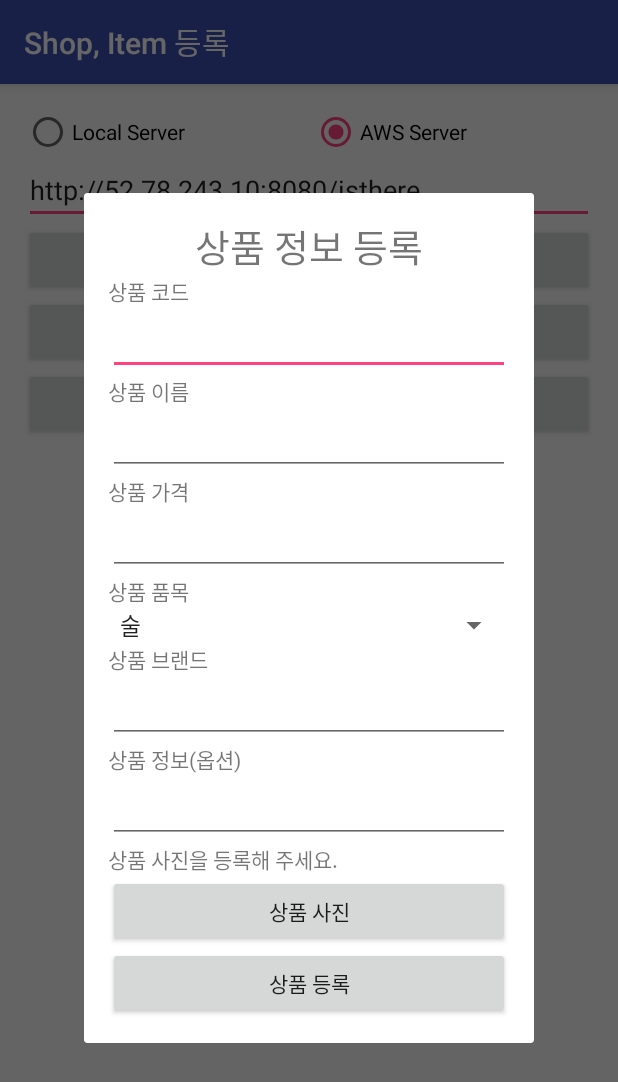
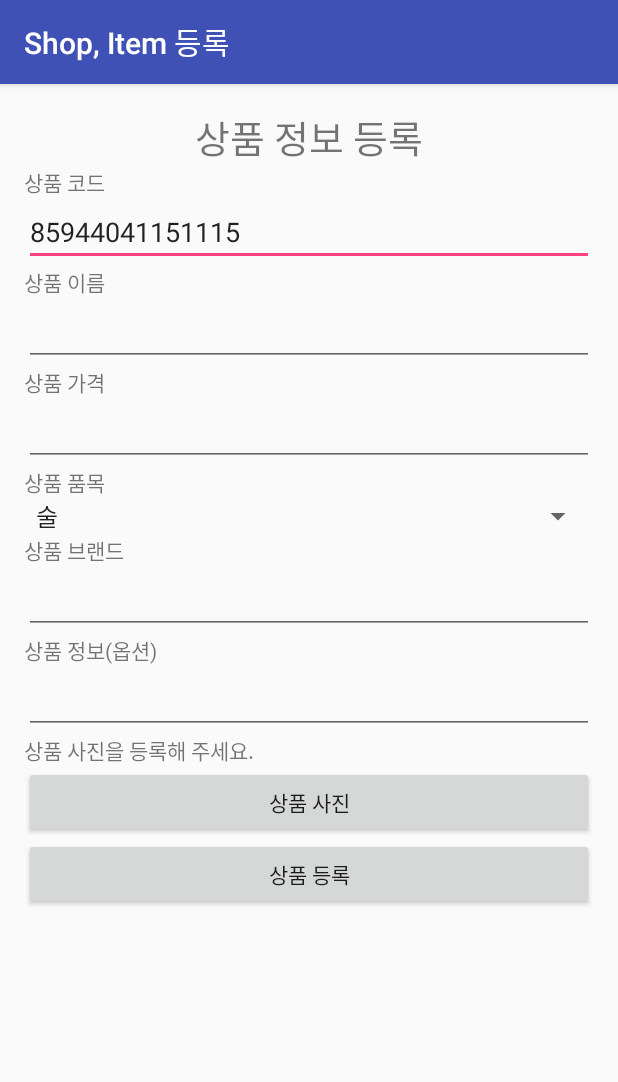
Before and after one commit to lowcrash33/ShopItemClient, an Android app: the screen it shows after launch (MainActivity before the commit, ItemInfoActivity after it), after a tap on "ITEM 등록", on a phone screen of 412 x 824 dp. Shown: the top 1082 px of the screen. Run offline under Robolectric (Android 15) with nearby library versions, the phone set to English and light mode, and no system bars.

Commit message:
Update missing code

```diff
--- a/app/src/main/AndroidManifest.xml
+++ b/app/src/main/AndroidManifest.xml
@@ -14,6 +14,7 @@
     <!-- unavailable in API 23 -->
     <uses-permission android:name="com.android.browser.permission.READ_HISTORY_BOOKMARKS" />
     <uses-permission android:name="android.permission.WRITE_EXTERNAL_STORAGE" />
+    <uses-permission android:name="android.permission.READ_EXTERNAL_STORAGE" />
     <uses-permission android:name="android.permission.CHANGE_WIFI_STATE" />
     <uses-permission android:name="android.permission.ACCESS_WIFI_STATE" />
 
@@ -87,6 +88,9 @@
             android:name=".ShopMapsActivity"
             android:label="@string/title_activity_shop_maps" />
         <activity android:name=".ItemListActivity"></activity>
+        <activity android:name=".ItemInfoActivity"
+            />
+
     </application>
 
 </manifest>
--- a/app/src/main/java/com/bigpicture/hje/scan/ItemDialog.java
+++ /dev/null
@@ -1,93 +0,0 @@
-package com.bigpicture.hje.scan;
-
-import android.app.Dialog;
-import android.content.Context;
-import android.os.Bundle;
-import android.view.View;
-import android.view.Window;
-import android.widget.AdapterView;
-import android.widget.Button;
-import android.widget.EditText;
-import android.widget.Spinner;
-import android.widget.TextView;
-import android.widget.Toast;
-
-/**
- * Created by Administrator on 2017-04-11.
- */
-
-public class ItemDialog extends Dialog {
-
-    private EditText edittext_code,edittext_name,edittext_price,edittext_brand,edittext_info;
-    private Spinner spinner_type;
-    private Button button_image, button_send;
-    private TextView textview_image;
-
-    private Dialog dialog;
-    private Context context;
-    private String code,name,price,type,brand,info;
-
-    public ItemDialog(Context context, String scanCode) {
-        super(context);
-        this.context = context;
-        this.code = scanCode;
-    }
-
-    @Override
-    protected void onCreate(Bundle savedInstanceState) {
-        super.onCreate(savedInstanceState);
-        requestWindowFeature(Window.FEATURE_NO_TITLE);
-        setContentView(R.layout.dialog_item_info);
-        dialog = this;
-
-        edittext_code = (EditText) findViewById(R.id.edittext_code);
-        edittext_name = (EditText) findViewById(R.id.edittext_name);
-        edittext_price = (EditText) findViewById(R.id.edittext_price);
-        spinner_type = (Spinner) findViewById(R.id.spinner_type);
-        edittext_brand = (EditText) findViewById(R.id.edittext_brand);
-        edittext_info = (EditText) findViewById(R.id.edittext_info);
-        textview_image = (TextView) findViewById(R.id.textview_image);
-        button_image = (Button) findViewById(R.id.button_image);
-        button_send = (Button) findViewById(R.id.button_send);
-
-        spinner_type.setSelection(0);
-        spinner_type.setOnItemSelectedListener(new AdapterView.OnItemSelectedListener() {
-            @Override
-            public void onItemSelected(AdapterView<?> parent, View view, int position, long id) {
-                type = (String)parent.getItemAtPosition(position);
-            }
-            @Override
-            public void onNothingSelected(AdapterView<?> parent) {
-            }
-        });
-
-
-        //마지막 전송 버튼 눌렀을때
-        button_send.setOnClickListener(new View.OnClickListener() {
-            @Override
-            public void onClick(View v) {
-                if (code == null || name == null || price == null || type == null || brand ==null)
-                    Toast.makeText(getContext(), "전송 불가 : 필수 상품 입력 정보 확인", Toast.LENGTH_LONG).show();
-                else {
-
-                    /*NetworkTask networkTask = new NetworkTask(context);
-
-                    Map<String, String> params = new HashMap<String, String>();
-                    params.put("shop_name", name);
-                    params.put("shop_lat", String.valueOf(shop.getShop_lat()));
-                    params.put("shop_lng", String.valueOf(shop.getShop_lng()));
-                    params.put("shop_type", shop.getShop_type());
-                    params.put("shop_info", shop.getShop_info());
-                    params.put("shop_vendor", shop.getShop_vendor());
-
-                    networkTask.execute(params);*/
-
-                    dialog.dismiss();
-                }
-            }
-        });
-    }
-
-
-
-}
--- a/app/src/main/java/com/bigpicture/hje/scan/MainActivity.java
+++ b/app/src/main/java/com/bigpicture/hje/scan/MainActivity.java
@@ -3,7 +3,6 @@ package com.bigpicture.hje.scan;
 import android.Manifest;
 import android.app.Activity;
 import android.content.Context;
-import android.content.DialogInterface;
 import android.content.Intent;
 import android.content.pm.PackageManager;
 import android.os.Bundle;
@@ -17,6 +16,7 @@ import android.widget.EditText;
 import android.widget.RadioButton;
 import android.widget.Toast;
 
+import static com.common.Scan.KEY_ItemCode;
 import static com.common.Scan.awsUrl;
 import static com.common.Scan.localUrl;
 import static com.common.Scan.selectedUrl;
@@ -26,7 +26,7 @@ public class MainActivity extends AppCompatActivity {
     private Context context;
     private RadioButton local, aws;
     private EditText editText_server;
-    private ItemDialog dialog;
+    private ItemInfoActivity dialog;
 
     //Override는 extends AppCompatActivity 상속했을때 꼭 구현되어야 하는 함수로 자동 추가됨
     //모든 activity 코드는 onCreate함수에서 시작 C의 main함수라고 보면됨
@@ -109,7 +109,6 @@ public class MainActivity extends AppCompatActivity {
                 Log.i("Barcode", "Scan result : "+scanCode);
                 //토스트라고 화면하단에 잠깐 보여주고 없어지는거. 바코드 숫자 확인. 간단히 무슨 값 확인할때 좋음
                 Toast.makeText (context, "Barcode : "+ scanCode, Toast.LENGTH_LONG).show();
-                showItemDialog(scanCode);
             }
         }
         super.onActivityResult(requestCode, resultCode, data);
@@ -117,22 +116,9 @@ public class MainActivity extends AppCompatActivity {
 
 
     private void showItemDialog(String scanCode) {
-        dialog = new ItemDialog(context, scanCode);
-        dialog.setOnShowListener(new DialogInterface.OnShowListener() {
-            @Override
-            public void onShow(DialogInterface dia) {
-
-            }
-        });
-        dialog.setOnDismissListener(new DialogInterface.OnDismissListener() {
-            @Override
-            public void onDismiss(DialogInterface dia) {
-                //dialog가 사라질때 액션
-            }
-        });
-        dialog.show();
+        Intent intent = new Intent(context, ItemInfoActivity.class);
+        intent.putExtra(KEY_ItemCode,scanCode );
+        //지도 액티비티로 이동
+        startActivity(intent);
     }
-
-
-
 }
--- a/app/src/main/java/com/bigpicture/hje/scan/ShopMapsActivity.java
+++ b/app/src/main/java/com/bigpicture/hje/scan/ShopMapsActivity.java
@@ -88,8 +88,9 @@ public class ShopMapsActivity extends FragmentActivity implements OnMapReadyCall
                     String shop_name = oneObject.getString("shop_name");
                     Double marker_lat = oneObject.getDouble("shop_lat");
                     Double marker_lng = oneObject.getDouble("shop_lng");
-                    Double shop_distance = Double.parseDouble(String.format("%.1f",oneObject.getDouble("shop_distance")));
-                    Shop shop = new Shop(shop_id, shop_name, marker_lat, marker_lng, oneObject.getString("shop_type"), Date.valueOf(oneObject.getString("shop_time")), oneObject.getString("shop_info"), oneObject.getString("shop_vendor"),shop_distance);
+                    int shop_distance = (int) (oneObject.getDouble("distance") * 1000.0d);
+                    Shop shop = new Shop(shop_id, shop_name, marker_lat, marker_lng, oneObject.getString("shop_type"),
+                            new Date(oneObject.getInt("shop_time")), oneObject.getString("shop_info"), oneObject.getString("shop_vendor"),shop_distance);
                     shops.add(shop);
                     MarkerOptions marker = new MarkerOptions();
                     marker.position(new LatLng(marker_lat, marker_lng)).title(shop_id).snippet(shop_name);
--- a/app/src/main/java/com/common/Scan.java
+++ b/app/src/main/java/com/common/Scan.java
@@ -15,7 +15,9 @@ public class Scan {
     public static String shopDelete = "/shop/delete";
     public static String shopScanByItem = "/shop/scanByItem";
     public static String stockUpdate = "/stock/update";
+
     public static String itemList = "/item/shopItemList";
+    public static String itemAdd = "/item/addItem";
     public static String itemImage = "/file?item_code=";
 
     public static Double lat= 37.491,lng=127.020; //해커톤 위,경도
@@ -25,6 +27,7 @@ public class Scan {
     public static final String BR_ItemList = "bigpicture.hje.scan.ITEM_LIST";
     public static final String KEY_ShopList = "SHOP_LIST";
     public static final String KEY_ItemList = "ITEM_LIST";
+    public static final String KEY_ItemCode = "ITEM_CODE";
 
     public static final String HTTP_RESPONSE_OK = "OK";
     public static final String HTTP_RESPONSE_FAIL = "FAIL";
@@ -32,4 +35,6 @@ public class Scan {
     public static final int HTTP_ACTION_CMD = 0;
     public static final int HTTP_ACTION_SHOPLIST = 1;
     public static final int HTTP_ACTION_ITEMLIST = 2;
+
+    public static final int REQ_CODE_SELECT_IMAGE = 1001;
 }
--- a/app/src/main/res/layout/dialog_item_info.xml
+++ b/app/src/main/res/layout/activity_item_info.xml
@@ -1,13 +1,15 @@
+<?xml version="1.0" encoding="utf-8"?>
 <LinearLayout xmlns:android="http://schemas.android.com/apk/res/android"
+    xmlns:tools="http://schemas.android.com/tools"
+    android:id="@+id/activity_iteminfo"
     android:layout_width="match_parent"
     android:layout_height="match_parent"
-    android:minWidth="300dp"
-    android:minHeight="350dp"
     android:paddingBottom="@dimen/activity_vertical_margin"
     android:paddingLeft="@dimen/activity_horizontal_margin"
     android:paddingRight="@dimen/activity_horizontal_margin"
+    android:orientation="vertical"
     android:paddingTop="@dimen/activity_vertical_margin"
-    android:orientation="vertical" >
+    tools:context="com.bigpicture.hje.scan.ItemInfoActivity">
 
     <TextView
         android:layout_width="match_parent"
```
Also changed, not shown: app/src/main/java/com/VO/Shop.java (+11 -3 lines), app/src/main/java/com/bigpicture/hje/scan/ItemInfoActivity.java (added, +141 -0 lines).
